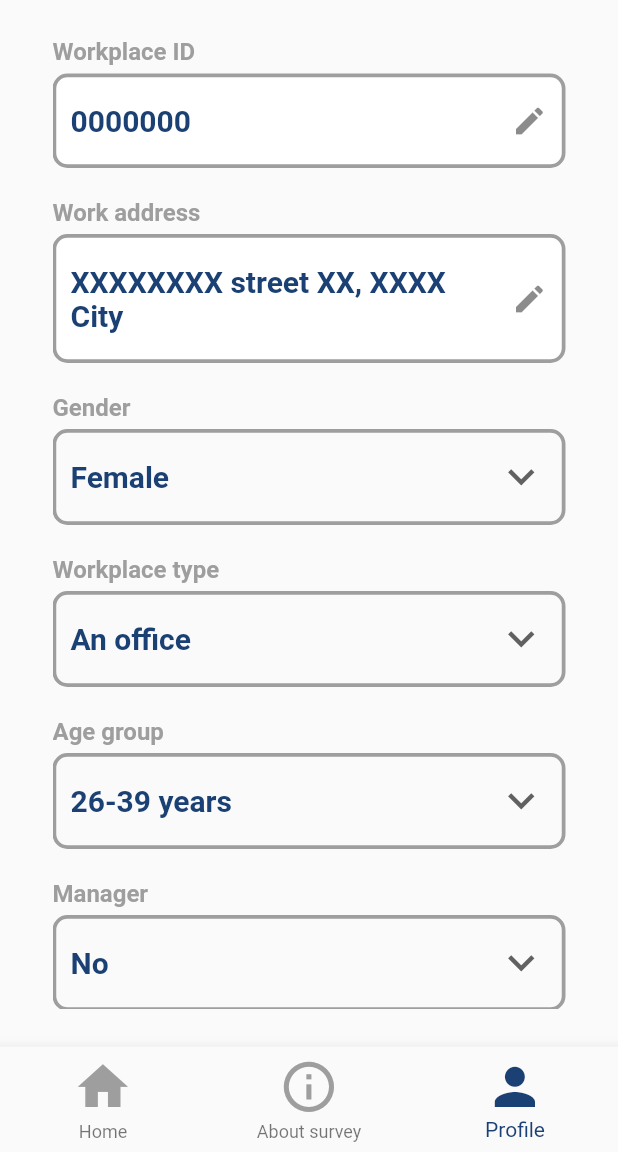
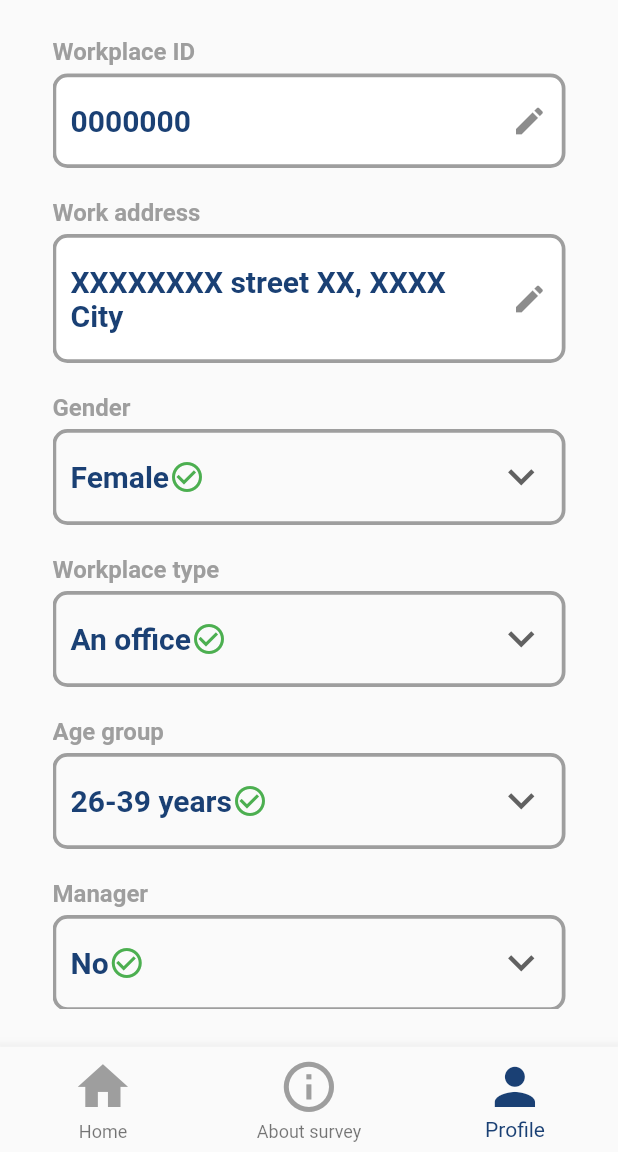
Before and after one commit to slavefreetrade/libertas_people, a Flutter app: the ProfileScreenTab screen opened directly, swiped to page 3, on a phone screen of 412 x 824 dp, the part 84-1236 px from its top. Run offline on Flutter 3.47's test engine with Material 2 defaults, Android fonts, the phone set to English and light mode, and no system bars; Roboto replaces fonts that are missing (WorkSansLight).

Commit message:
Work Completed: add check icons for verification of item selected

```diff
--- a/lib/pages/emmanuel_work/widgets/custom_form.dart
+++ b/lib/pages/emmanuel_work/widgets/custom_form.dart
@@ -233,13 +233,23 @@ class _CustomFormState extends State<CustomForm> {
                   SizedBox(height: 5.0,),
                   DropdownButtonFormField(
                     items: gender.map((String genderItem) {
+                      Icon currentSelect;
+                      if(genderItem == _genderStyle){
+                        currentSelect =  Icon(Icons.check_circle_outline, color: Colors.green);
+                      } else {
+                        currentSelect = Icon(
+                            Icons.check_circle_outline, color: Colors.grey);
+                      }
+
                       return new DropdownMenuItem(
                           value: genderItem,
                           child: Padding(
                             padding: EdgeInsets.only(top: 0.0),
                             child: Row(
+                              mainAxisAlignment: MainAxisAlignment.spaceBetween,
                               children: <Widget>[
                                 Text(genderItem),
+                                currentSelect
                               ],
                             ),
                           )
@@ -302,11 +312,20 @@ class _CustomFormState extends State<CustomForm> {
                   SizedBox(height: 5.0,),
                   DropdownButtonFormField(
                     items: workplaceType.map((String workplaceTypeItem) {
+                      Icon currentSelect;
+                      if(workplaceTypeItem == _workplaceTypeCurrent){
+                        currentSelect =  Icon(Icons.check_circle_outline, color: Colors.green);
+                      } else {
+                        currentSelect = Icon(
+                            Icons.check_circle_outline, color: Colors.grey);
+                      }
                       return new DropdownMenuItem(
                           value: workplaceTypeItem,
                           child: Row(
+                            mainAxisAlignment: MainAxisAlignment.spaceBetween,
                             children: <Widget>[
                               Text(workplaceTypeItem),
+                              currentSelect
                             ],
                           )
                       );
@@ -362,11 +381,21 @@ class _CustomFormState extends State<CustomForm> {
                   SizedBox(height: 5.0,),
                   DropdownButtonFormField(
                     items: ageGroup.map((String ageGroupItem) {
+
+                      Icon currentSelect;
+                      if(ageGroupItem == _agegroupcurrent){
+                        currentSelect =  Icon(Icons.check_circle_outline, color: Colors.green);
+                      } else {
+                        currentSelect = Icon(
+                            Icons.check_circle_outline, color: Colors.grey);
+                      }
                       return new DropdownMenuItem(
                           value: ageGroupItem,
                           child: Row(
+                            mainAxisAlignment: MainAxisAlignment.spaceBetween,
                             children: <Widget>[
                               Text(ageGroupItem),
+                              currentSelect
                             ],
                           )
                       );
@@ -374,6 +403,9 @@ class _CustomFormState extends State<CustomForm> {
                     onChanged: (newValue){
                       FocusScope.of(context).requestFocus(_managerFocusNode);
                       enableButton();
+                      setState(() {
+                        _agegroupcurrent = newValue;
+                      });
                     },
                     onSaved: (value){
                       setState(() {
@@ -426,13 +458,21 @@ class _CustomFormState extends State<CustomForm> {
                   SizedBox(height: 5.0,),
                   DropdownButtonFormField(
                     items: manager.map((managerItem) {
+
+                      Icon currentSelect;
+                      if(managerItem == _managerValuerCurrent){
+                        currentSelect =  Icon(Icons.check_circle_outline, color: Colors.green);
+                      } else {
+                        currentSelect = Icon(
+                            Icons.check_circle_outline, color: Colors.grey);
+                      }
                       return new DropdownMenuItem(
                         value: managerItem,
                         child: Row(
                           mainAxisAlignment: MainAxisAlignment.spaceBetween,
                           children: <Widget>[
                             Text(managerItem),
-                            // Icon(Icons.check)
+                            currentSelect
                           ],
                         ),
                       );
```
